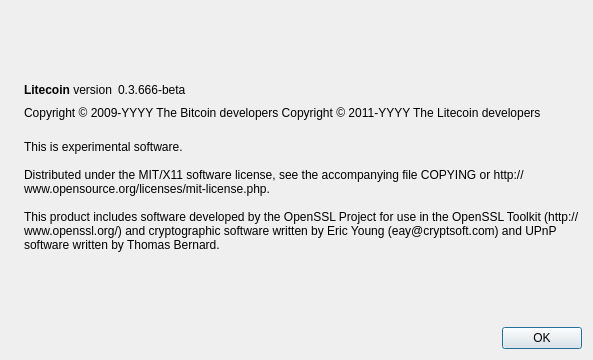
Qt form src/qt/forms/aboutdialog.ui (startcoin-project/startcoin) before a commit.
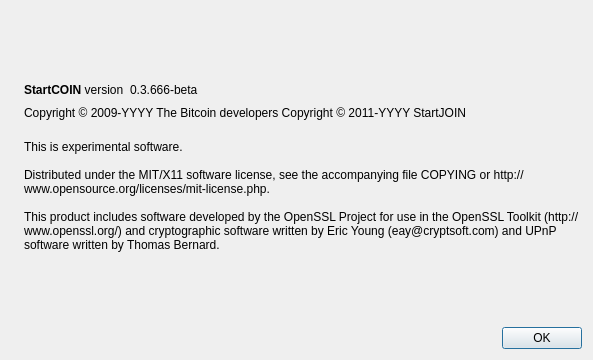
The same form after that commit. Icons and pictures are not drawn.

Diff of the .ui file:
```diff
--- a/src/qt/forms/aboutdialog.ui
+++ b/src/qt/forms/aboutdialog.ui
@@ -50,7 +50,7 @@
           <cursorShape>IBeamCursor</cursorShape>
          </property>
          <property name="text">
-          <string>&lt;b&gt;Litecoin&lt;/b&gt; version</string>
+          <string>&lt;b&gt;StartCOIN&lt;/b&gt; version</string>
          </property>
          <property name="textInteractionFlags">
           <set>Qt::LinksAccessibleByMouse|Qt::TextSelectableByKeyboard|Qt::TextSelectableByMouse</set>
@@ -92,7 +92,7 @@
        </property>
        <property name="text">
         <string notr="true">Copyright &amp;copy; 2009-YYYY The Bitcoin developers
-Copyright &amp;copy; 2011-YYYY The Litecoin developers</string>
+Copyright &amp;copy; 2011-YYYY StartJOIN</string>
        </property>
        <property name="textFormat">
         <enum>Qt::RichText</enum>
```
Left out of the diff: 2 changed lines with no effect on the pictures.
